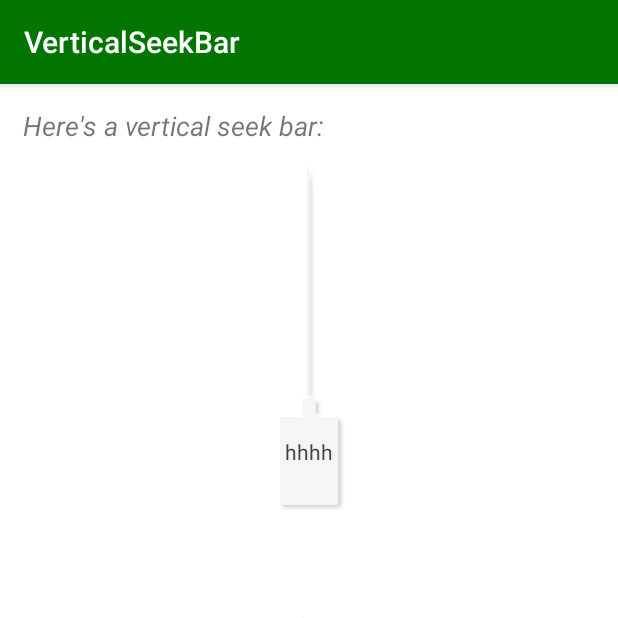
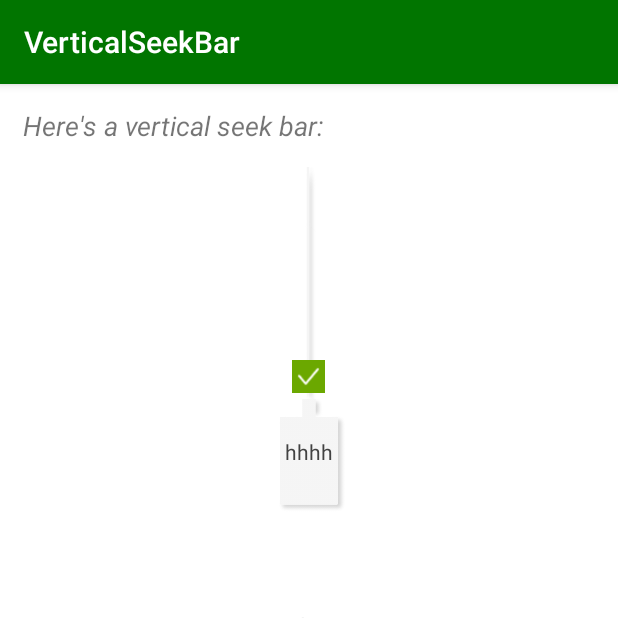
Before and after one commit to willpyshan13/ReserveVerticalSeekBar, an Android app: the screen it shows after launch (MainActivity), on a phone screen of 412 x 824 dp, the top half of it. Run offline under Robolectric (Android 15) with nearby library versions, the phone set to English and light mode, and no system bars.

Commit message:
添加一个达标位置

```diff
--- a/verticalseekbar-example/src/main/AndroidManifest.xml
+++ b/verticalseekbar-example/src/main/AndroidManifest.xml
@@ -12,7 +12,8 @@
             android:theme="@style/AppTheme"
             tools:ignore="GoogleAppIndexingWarning">
 
-        <activity android:name=".MainActivity">
+        <activity android:name=".MainActivity"
+            android:screenOrientation="portrait">
             <intent-filter>
                 <action android:name="android.intent.action.MAIN" />
 
--- a/verticalseekbar/src/main/kotlin/com/lukelorusso/verticalseekbar/VerticalSeekBar.kt
+++ b/verticalseekbar/src/main/kotlin/com/lukelorusso/verticalseekbar/VerticalSeekBar.kt
@@ -2,6 +2,7 @@
 
 package com.lukelorusso.verticalseekbar
 
+import android.annotation.SuppressLint
 import android.content.Context
 import android.content.res.ColorStateList
 import android.graphics.Color
@@ -315,6 +316,7 @@ open class VerticalSeekBar @JvmOverloads constructor(
         px / (resources.displayMetrics.densityDpi.toFloat() / DisplayMetrics.DENSITY_DEFAULT)
     //endregion
 
+    @SuppressLint("ClickableViewAccessibility", "SetTextI18n")
     private fun applyAttributes() {
         if (initEnded) {
             initEnded = false // will be released at the end
--- a/verticalseekbar/src/main/res/layout/layout_verticalseekbar.xml
+++ b/verticalseekbar/src/main/res/layout/layout_verticalseekbar.xml
@@ -85,4 +85,15 @@
 
     </FrameLayout>
 
+    <FrameLayout
+        android:layout_gravity="center"
+        android:layout_width="wrap_content"
+        android:layout_height="wrap_content">
+        <ImageView
+            android:src="@drawable/base_icon_right"
+            android:background="#6ba800"
+            android:layout_width="22dp"
+            android:layout_height="22dp"/>
+    </FrameLayout>
+
 </FrameLayout>
```
Also changed, not shown: verticalseekbar/src/main/res/drawable/ic_menu.xml (deleted, +0 -10 lines), verticalseekbar/src/main/res/drawable/base_btn_bg_pressed.9.png (added), verticalseekbar/src/main/res/drawable/base_icon_right.png (added).
